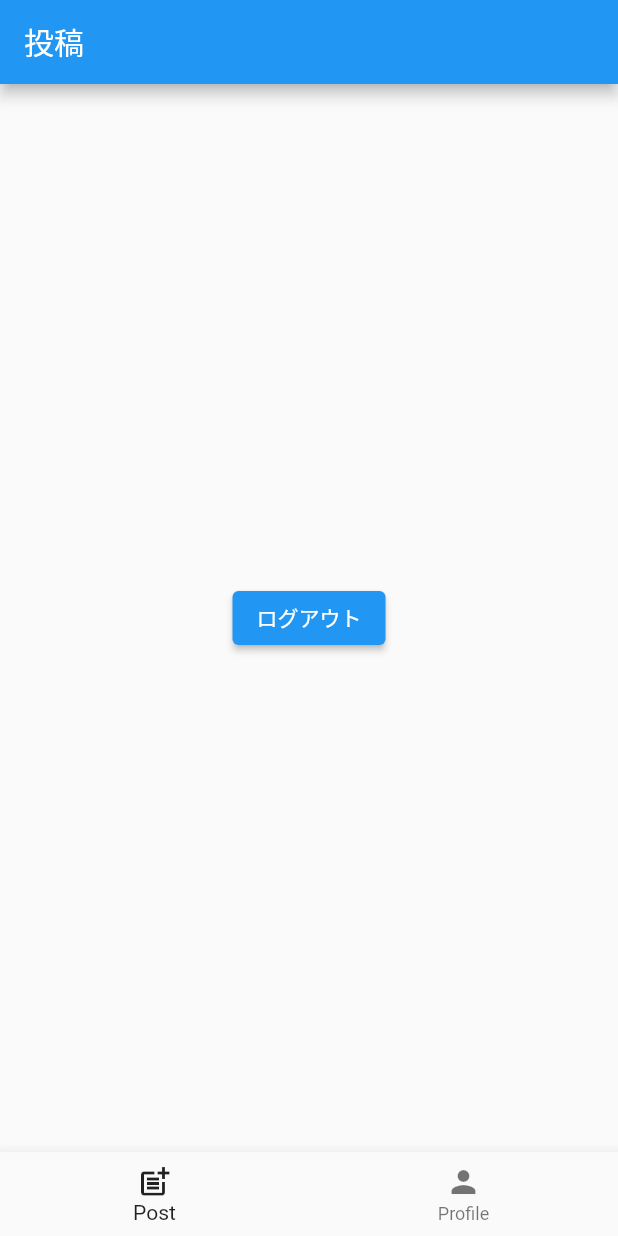
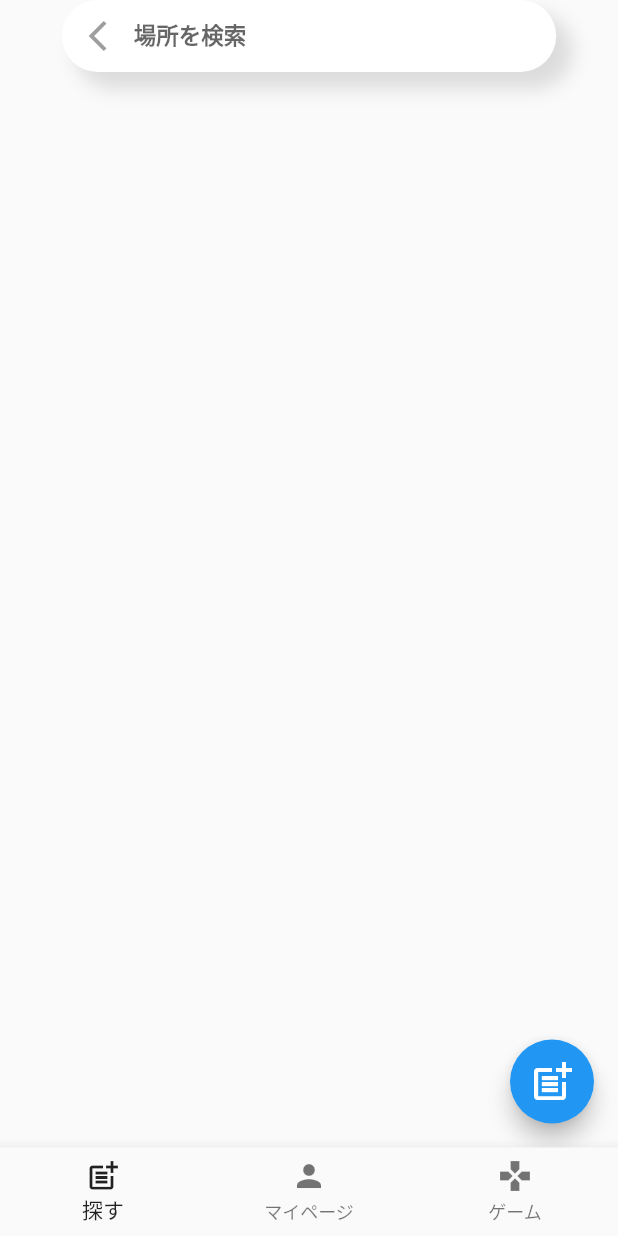
Before and after one commit to kc3hack/2022_g, a Flutter app: the screen it shows once a user with an empty profile is signed in, on a phone screen of 412 x 824 dp. Run offline on Flutter 3.47's test engine with Material 2 defaults, Android fonts, the light colour scheme and no system bars; our stand-ins replace cloud_firestore, firebase_auth, firebase_core, flutter_hooks, flutter_riverpod, google_maps_flutter; missing offline and left inert: flutter_unity_widget; accounts and stored records are empty.

Commit message:
reviewページ作成

```diff
--- a/Flutter/lib/presentation/bottom/bottom_page.dart
+++ b/Flutter/lib/presentation/bottom/bottom_page.dart
@@ -1,6 +1,7 @@
 import 'package:flutter/material.dart';
 import 'package:flutter_riverpod/flutter_riverpod.dart';
-import 'package:team_g/presentation/post/post_page.dart';
+import 'package:team_g/presentation/game/game_page.dart';
+import 'package:team_g/presentation/review/review_page.dart';
 import 'package:team_g/presentation/profile/profile_page.dart';
 
 class BottomPage extends StatefulWidget {
@@ -17,12 +18,15 @@ class _BottomPagetate extends State<BottomPage>
   final _footerItem = [
     const PostPage(),
     const ProfilePage(),
+    UnityDemoScreen()
   ];
 
   void _setBottomNavigationBarItems() {
     _bottomNavigationBarItems = <BottomNavigationBarItem>[
-      const BottomNavigationBarItem(icon: Icon(Icons.post_add), label: 'Post'),
-      const BottomNavigationBarItem(icon: Icon(Icons.person), label: 'Profile'),
+      const BottomNavigationBarItem(icon: Icon(Icons.post_add), label: '探す'),
+      const BottomNavigationBarItem(icon: Icon(Icons.person), label: 'マイページ'),
+      const BottomNavigationBarItem(
+          icon: Icon(Icons.games_sharp), label: 'ゲーム'),
     ];
   }
 
--- /dev/null
+++ b/Flutter/lib/presentation/review/review_page.dart
@@ -0,0 +1,185 @@
+import 'dart:async';
+
+import 'package:flutter/cupertino.dart';
+import 'package:flutter/material.dart';
+import 'package:flutter_riverpod/flutter_riverpod.dart';
+import 'package:flutter_hooks/flutter_hooks.dart';
+import 'package:google_maps_flutter/google_maps_flutter.dart';
+import 'package:team_g/constants/constants.dart';
+import 'package:team_g/presentation/review/add_review_page.dart';
+import 'package:team_g/presentation/review/map_page.dart';
+
+class PostPage extends ConsumerWidget {
+  const PostPage({Key? key}) : super(key: key);
+
+  @override
+  Widget build(BuildContext context, WidgetRef ref) {
+    TextEditingController _searchController = TextEditingController();
+
+    return Scaffold(
+      // appBar: AppBar(
+      //   elevation: 0.5,
+      //   backgroundColor: Colors.grey[200],
+      //   title: TextField(
+      //     controller: _searchController,
+      //     cursorColor: Palette.yellow,
+      //     decoration: InputDecoration(
+      //         fillColor: Colors.grey[200],
+      //         contentPadding: EdgeInsets.symmetric(vertical: 15),
+      //         hintText: 'エリア・ジャンルなど',
+      //         hintStyle: const TextStyle(color: Colors.grey),
+      //         border: InputBorder.none,
+      //         prefixIcon: Icon(Icons.search, color: Colors.black),
+      //         suffixIcon: TextButton(
+      //           child: const Text("詳細条件"),
+      //           onPressed: () {
+      //             // clearSearch();
+      //           },
+      //         )),
+      //   ),
+      // ),
+      body: SafeArea(
+          child: Container(
+              width: MediaQuery.of(context).size.width,
+              child: Column(children: [
+                Padding(
+                  padding: const EdgeInsets.only(bottom: 10.0),
+                  child: Row(
+                    mainAxisAlignment: MainAxisAlignment.center,
+                    children: [
+                      Container(
+                          decoration: BoxDecoration(
+                            color: Colors.white,
+                            borderRadius: BorderRadius.circular(30),
+                            boxShadow: const [
+                              BoxShadow(
+                                  color: Colors.black12,
+                                  blurRadius: 10.0,
+                                  spreadRadius: 1.0,
+                                  offset: Offset(10, 10))
+                            ],
+                          ),
+                          child: Container(
+                              width: MediaQuery.of(context).size.width * 0.8,
+                              alignment: Alignment.centerLeft,
+                              child: TextFormField(
+                                // 検索フォーム
+                                onChanged: (value) {},
+                                decoration: InputDecoration(
+                                  prefixIcon: IconButton(
+                                    color: Colors.grey[500],
+                                    icon: Icon(Icons.arrow_back_ios_new),
+                                    onPressed: () {
+                                      Navigator.pop(context);
+                                    },
+                                  ),
+                                  hintText: '場所を検索',
+                                  hintStyle: const TextStyle(
+                                      fontSize: 15,
+                                      fontWeight: FontWeight.bold),
+                                  border: InputBorder.none,
+                                ),
+                              ))),
+                    ],
+                  ),
+                ),
+              ]))),
+      floatingActionButton: FloatingActionButton(
+        heroTag: "HomeScreen",
+        child: const Icon(
+          Icons.post_add,
+          color: Colors.white,
+          size: 32.0,
+        ),
+        onPressed: () {
+          Navigator.push(
+              context,
+              CupertinoPageRoute(
+                  builder: (context) => CreateReviewScreen(
+                        currentUserId: currentUserId,
+                      )));
+        },
+      ),
+    );
+  }
+}
+
+class MapView extends HookWidget {
+  final Completer<GoogleMapController> _mapController = Completer();
+  // 初期表示位置を渋谷駅に設定
+  // final Position _initialPosition = Position(
+  //   latitude: 35.658034,
+  //   longitude: 139.701636,
+  //   timestamp: DateTime.now(),
+  //   altitude: 0,
+  //   accuracy: 0,
+  //   heading: 0,
+  //   floor: null,
+  //   speed: 0,
+  //   speedAccuracy: 0,
+  // );
+
+  @override
+  Widget build(BuildContext context) {
+    // 初期表示座標のMarkerを設定
+    final initialMarkers = {
+      // _initialPosition.timestamp.toString(): Marker(
+      //   markerId: MarkerId(_initialPosition.timestamp.toString()),
+      //   position: LatLng(_initialPosition.latitude, _initialPosition.longitude),
+      // ),
+    };
+    // final position = useState<Position>(_initialPosition);
+    // final markers = useState<Map<String, Marker>>(initialMarkers);
+
+    // _setCurrentLocation(position, markers);
+    // _animateCamera(position);
+
+    return Scaffold(
+      body: GoogleMap(
+        mapType: MapType.normal,
+        myLocationButtonEnabled: false,
+        // 初期表示位置は渋谷駅に設定
+        initialCameraPosition: CameraPosition(
+          target: LatLng(0.0, 1.0),
+          zoom: 14.4746,
+        ),
+        onMapCreated: _mapController.complete,
+        // markers: markers.value.values.toSet(),
+      ),
+    );
+  }
+
+  // Future<void> _setCurrentLocation(ValueNotifier<Position> position,
+  //     ValueNotifier<Map<String, Marker>> markers) async {
+  //   final currentPosition = await Geolocator.getCurrentPosition(
+  //     desiredAccuracy: LocationAccuracy.high,
+  //   );
+
+  //   const decimalPoint = 3;
+  //   // 過去の座標と最新の座標の小数点第三位で切り捨てた値を判定
+  //   if ((position.value.latitude).toStringAsFixed(decimalPoint) !=
+  //           (currentPosition.latitude).toStringAsFixed(decimalPoint) &&
+  //       (position.value.longitude).toStringAsFixed(decimalPoint) !=
+  //           (currentPosition.longitude).toStringAsFixed(decimalPoint)) {
+  //     // 現在地座標にMarkerを立てる
+  //     final marker = Marker(
+  //       markerId: MarkerId(currentPosition.timestamp.toString()),
+  //       position: LatLng(currentPosition.latitude, currentPosition.longitude),
+  //     );
+  //     markers.value.clear();
+  //     markers.value[currentPosition.timestamp.toString()] = marker;
+  //     // 現在地座標のstateを更新する
+  //     position.value = currentPosition;
+  //   }
+  // }
+
+  // Future<void> _animateCamera(ValueNotifier<Position> position) async {
+  //   final mapController = await _mapController.future;
+  //   // 現在地座標が取得できたらカメラを現在地に移動する
+  //   await mapController.animateCamera(
+  //     CameraUpdate.newLatLng(
+  //       LatLng(position.value.latitude, position.value.longitude),
+  //     ),
+  //   );
+  // }
+}
```
